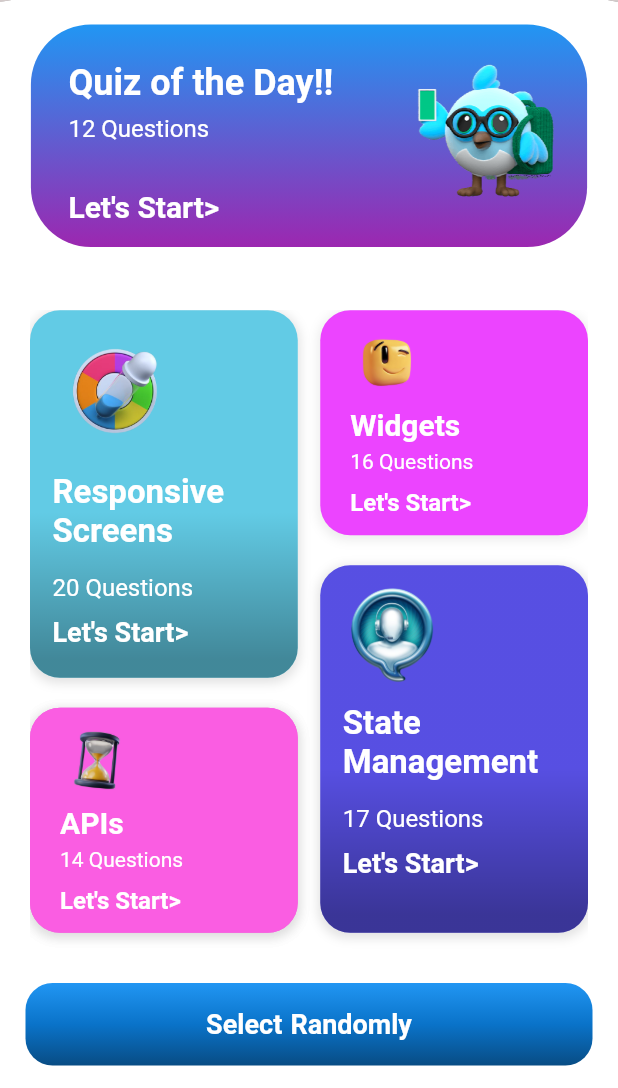
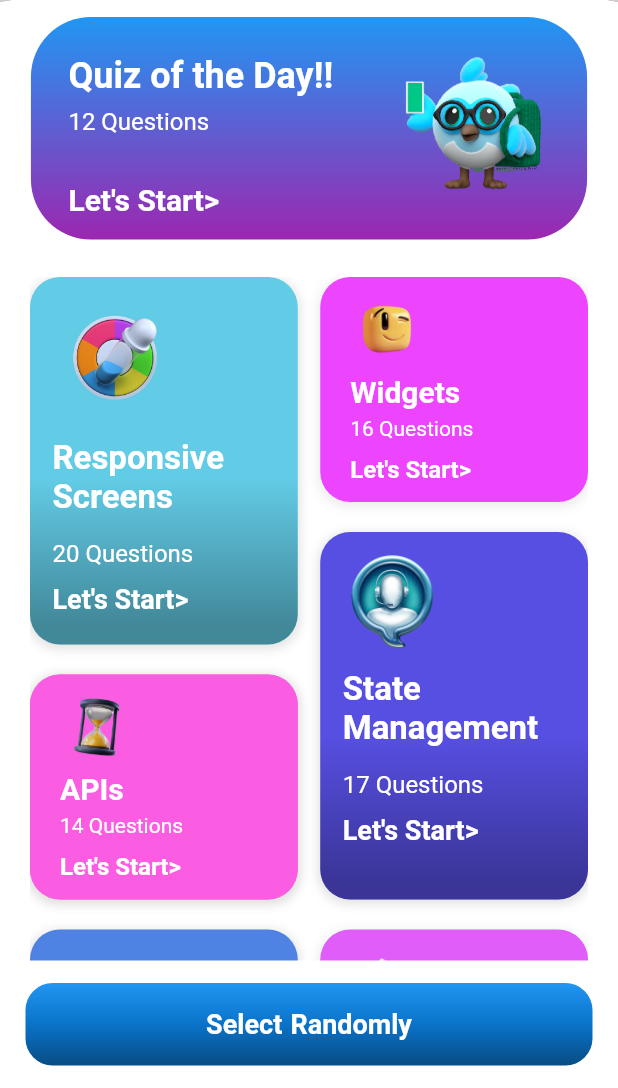
Before and after one commit to iluv27/flutter_trivia, a Flutter app: the QuizScreen screen opened directly, after a tap on the "arrow back ios" icon, on a phone screen of 412 x 824 dp, the part 148-1236 px from its top. Run offline on Flutter 3.47's test engine with Material 2 defaults, Android fonts, the light colour scheme and no system bars; drawn by our look-alikes of flutter_layout_grid; our stand-ins replace animated_text_kit.

Commit message:
new commit

```diff
--- a/lib/home/first_screen.dart
+++ b/lib/home/first_screen.dart
@@ -25,12 +25,13 @@ class _QuizHomeScreenState extends State<QuizHomeScreen> {
           gradientEnd: Colors.purple,
         ),
         backgroundColor: Colors.white,
-        body: Stack(
+        body: Column(
           children: [
             //THE TOP CARD
-            Padding(
-              padding:
-                  const EdgeInsets.symmetric(vertical: 15.0, horizontal: 8),
+            Expanded(
+              flex: 0,
+              child: Padding(
+                padding: const EdgeInsets.only(top: 10.0),
                 child: Align(
                   alignment: Alignment.topCenter,
                   child: GestureDetector(
@@ -94,7 +95,7 @@ class _QuizHomeScreenState extends State<QuizHomeScreen> {
                             ),
                             Positioned(
                               bottom: 20,
-                            left: MediaQuery.of(context).size.width * 0.4,
+                              left: MediaQuery.of(context).size.width * 0.38,
                               child: Image.asset(
                                 'images/dash1.png',
                                 scale: 3,
@@ -107,17 +108,18 @@ class _QuizHomeScreenState extends State<QuizHomeScreen> {
                   ),
                 ),
               ),
-            Positioned(
-              height: MediaQuery.of(context).size.height * 0.52,
-              width: MediaQuery.of(context).size.width,
-              bottom: 90,
-              child: const Padding(
-                padding: EdgeInsets.only(left: 20.0, right: 20),
+            ),
+            const Expanded(
+              flex: 2,
+              child: Padding(
+                padding: EdgeInsets.only(left: 20.0, right: 20, top: 25),
                 child: PietPainting(),
               ),
             ),
 
-            Align(
+            Expanded(
+              flex: 0,
+              child: Align(
                 alignment: Alignment.bottomCenter,
                 child: Container(
                   color: Colors.white,
@@ -154,8 +156,8 @@ class _QuizHomeScreenState extends State<QuizHomeScreen> {
                           })));
                         }),
                         style: ButtonStyle(
-                        minimumSize: MaterialStateProperty.all<Size>(
-                            Size(MediaQuery.of(context).size.width * 0.9, 55)),
+                          minimumSize: MaterialStateProperty.all<Size>(Size(
+                              MediaQuery.of(context).size.width * 0.9, 55)),
                           shape:
                               MaterialStateProperty.all<RoundedRectangleBorder>(
                             RoundedRectangleBorder(
@@ -172,6 +174,7 @@ class _QuizHomeScreenState extends State<QuizHomeScreen> {
                               fontSize: 18,
                               fontWeight: FontWeight.w600,
                               wordSpacing: 1),
+                        ),
                       ),
                     ),
                   ),
--- a/lib/q&a/quiz_sect.dart
+++ b/lib/q&a/quiz_sect.dart
@@ -232,8 +232,8 @@ List<Map<String, dynamic>> questionsAPI = [
     'answers': [
       'To manage user authentication and authorization',
       'To store and retrieve small amounts of data',
-      'To create animations and graphics',
-      'To manage device sensors'
+      'To make animations and graphics',
+      'To manage sensors in devices'
     ],
     'correctAnswer': 'To store and retrieve small amounts of data'
   },
@@ -290,15 +290,14 @@ List<Map<String, dynamic>> questionsAPI = [
     'correctAnswer': 'To launch URLs in the platform\'s default browser or app'
   },
   {
-    'question': 'What is the purpose of the FutureBuilder widget in Flutter?',
+    'question': 'The FutureBuilder widget in Flutter is to build a widget...',
     'answers': [
-      'To build a widget based on a Future that is resolved asynchronously',
-      'To build a widget that returns a Future when it is tapped',
-      'To build a widget that has a loading spinner until its data is available',
-      'To build a widget that is displayed for a certain duration and then disappears'
+      'based on a Future that is resolved asynchronously',
+      'that returns a Future when it is tapped',
+      'that has a loading spinner until its data is available',
+      'that is displayed for a certain duration and then disappears'
     ],
-    'correctAnswer':
-        'To build a widget based on a Future that is resolved asynchronously'
+    'correctAnswer': 'based on a Future that is resolved asynchronously'
   },
   {
     'question': 'What is the purpose of the Image.asset() method in Flutter?',
@@ -311,15 +310,14 @@ List<Map<String, dynamic>> questionsAPI = [
     'correctAnswer': 'To load an image from the application\'s asset bundle'
   },
   {
-    'question':
-        'What is the purpose of the Navigator.push() method in Flutter?',
+    'question': 'The purpose of the Navigator.push() method in Flutter is?',
     'answers': [
-      'To push a new route onto the navigator stack',
-      'To pop the current route from the navigator stack',
-      'To replace the current route on the navigator stack with a new one',
-      'To go back to the previous route in the navigator stack'
+      'Push a new route onto the navigator stack',
+      'Pop the current route from the navigator stack',
+      'Replace the current route on the navigator stack with a new one',
+      'Go back to the previous route in the navigator stack'
     ],
-    'correctAnswer': 'To push a new route onto the navigator stack'
+    'correctAnswer': 'Push a new route onto the navigator stack'
   },
   {
     'question': 'What is the purpose of the DateTime class in Flutter?',
--- a/lib/question_One/question1.dart
+++ b/lib/question_One/question1.dart
@@ -202,11 +202,11 @@ class _BuildQuizScreenState extends State<BuildQuizScreen> {
     if (selectedAnswer == answer &&
         answer ==
             widget.questionQuestion[currentQuestionIndex]['correctAnswer']) {
-      return MaterialStateProperty.all(Color.fromARGB(255, 49, 222, 98));
+      return MaterialStateProperty.all(const Color.fromARGB(255, 19, 194, 19));
     } else if (selectedAnswer == answer &&
         answer !=
             widget.questionQuestion[currentQuestionIndex]['correctAnswer']) {
-      return MaterialStateProperty.all(Color.fromARGB(255, 164, 9, 9));
+      return MaterialStateProperty.all(const Color.fromARGB(255, 223, 46, 46));
     } else if (selectedAnswer == answer) {
       return MaterialStateProperty.all(
           const Color.fromARGB(255, 214, 214, 214));
@@ -309,8 +309,8 @@ class _BuildQuizScreenState extends State<BuildQuizScreen> {
             decoration: ShapeDecoration(
               shape: const RoundedRectangleBorder(
                 borderRadius: BorderRadius.only(
-                    bottomLeft: Radius.circular(18),
-                    bottomRight: Radius.circular(18)),
+                    bottomLeft: Radius.circular(20),
+                    bottomRight: Radius.circular(22)),
               ),
               gradient:
                   _isButtonEnabled ? _enabledButtonColor : _disabledButtonColor,
@@ -327,8 +327,8 @@ class _BuildQuizScreenState extends State<BuildQuizScreen> {
                 shape: MaterialStateProperty.all<OutlinedBorder>(
                   const RoundedRectangleBorder(
                     borderRadius: BorderRadius.only(
-                        bottomLeft: Radius.circular(18),
-                        bottomRight: Radius.circular(18)),
+                        bottomLeft: Radius.circular(20),
+                        bottomRight: Radius.circular(22)),
                   ),
                 ),
               ),
```
Lines whose indentation alone changed are shown as unchanged.
